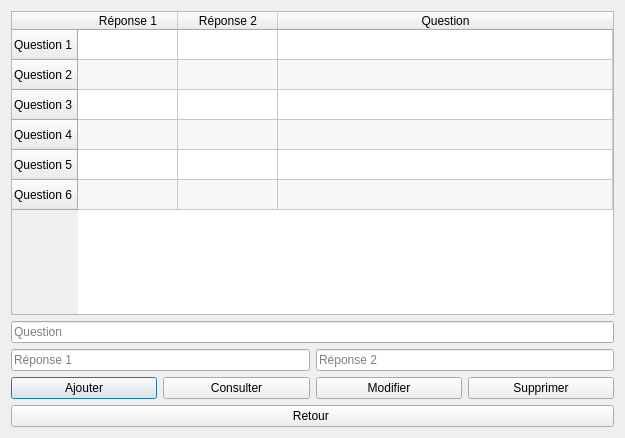
First picture: the form in questionsmenu.ui, repository G4bleb/salt-n-pepper, before the edit.
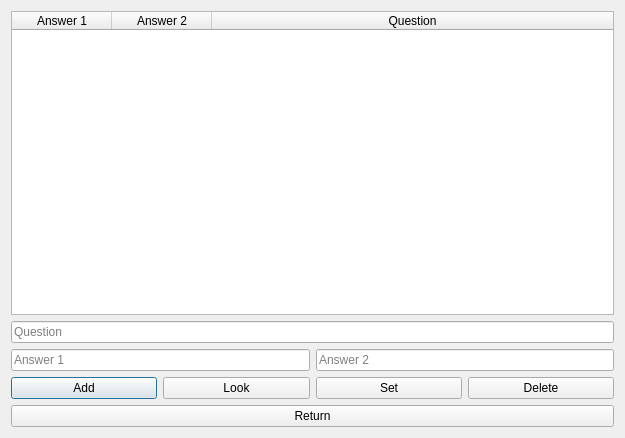
Second picture: the form after the edit.

```diff
--- a/questionsmenu.ui
+++ b/questionsmenu.ui
@@ -40,44 +40,14 @@
      <attribute name="verticalHeaderStretchLastSection">
       <bool>false</bool>
      </attribute>
-     <row>
-      <property name="text">
-       <string>Question 1</string>
-      </property>
-     </row>
-     <row>
-      <property name="text">
-       <string>Question 2</string>
-      </property>
-     </row>
-     <row>
-      <property name="text">
-       <string>Question 3</string>
-      </property>
-     </row>
-     <row>
-      <property name="text">
-       <string>Question 4</string>
-      </property>
-     </row>
-     <row>
-      <property name="text">
-       <string>Question 5</string>
-      </property>
-     </row>
-     <row>
-      <property name="text">
-       <string>Question 6</string>
-      </property>
-     </row>
      <column>
       <property name="text">
-       <string>Réponse 1</string>
+       <string>Answer 1</string>
       </property>
      </column>
      <column>
       <property name="text">
-       <string>Réponse 2</string>
+       <string>Answer 2</string>
       </property>
      </column>
      <column>
@@ -102,14 +72,14 @@
         <string/>
        </property>
        <property name="placeholderText">
-        <string>Réponse 1</string>
+        <string>Answer 1</string>
        </property>
       </widget>
      </item>
      <item>
       <widget class="QLineEdit" name="lineEdit_26">
        <property name="placeholderText">
-        <string>Réponse 2</string>
+        <string>Answer 2</string>
        </property>
       </widget>
      </item>
@@ -120,28 +90,28 @@
      <item>
       <widget class="QPushButton" name="pushButton_26">
        <property name="text">
-        <string>Ajouter</string>
+        <string>Add</string>
        </property>
       </widget>
      </item>
      <item>
       <widget class="QPushButton" name="pushButton_select">
        <property name="text">
-        <string>Consulter</string>
+        <string>Look</string>
        </property>
       </widget>
      </item>
      <item>
       <widget class="QPushButton" name="pushButton_24">
        <property name="text">
-        <string>Modifier</string>
+        <string>Set</string>
        </property>
       </widget>
      </item>
      <item>
       <widget class="QPushButton" name="pushButton_25">
        <property name="text">
-        <string>Supprimer</string>
+        <string>Delete</string>
        </property>
       </widget>
      </item>
@@ -150,7 +120,7 @@
    <item>
     <widget class="QPushButton" name="pushButton_return">
      <property name="text">
-      <string>Retour </string>
+      <string>Return</string>
      </property>
     </widget>
    </item>
```
